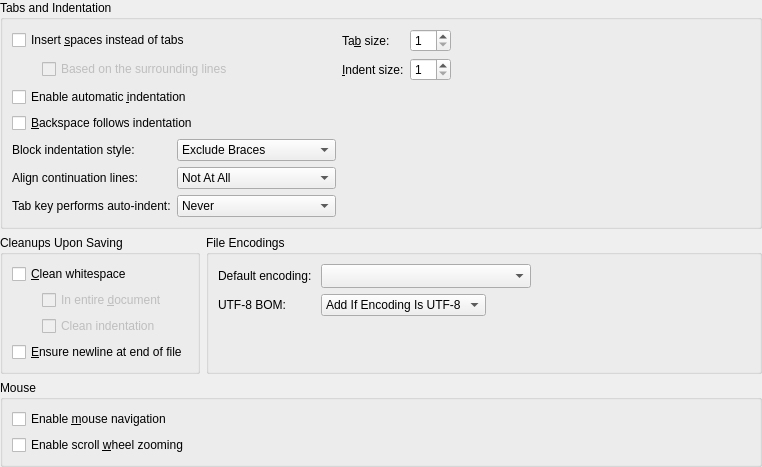
This is src/plugins/texteditor/behaviorsettingswidget.ui in qt-creator/qt-creator as Qt 5 draws it before an edit. The edited form follows.
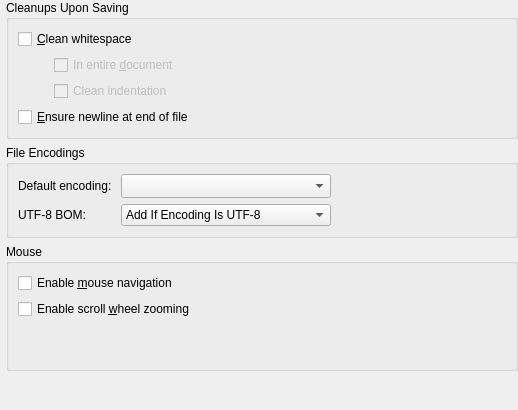
This is the edited form. Custom widgets are drawn as their Qt base class.

Commit message:
Make C++ code style configurable.
Done-with: Jarek Kobus
Task-number: QTCREATORBUG-2670
Task-number: QTCREATORBUG-4310
Task-number: QTCREATORBUG-2763
Task-number: QTCREATORBUG-3623
Task-number: QTCREATORBUG-567

Patch:
```diff
--- a/src/plugins/texteditor/behaviorsettingswidget.ui
+++ b/src/plugins/texteditor/behaviorsettingswidget.ui
@@ -6,309 +6,25 @@
    <rect>
     <x>0</x>
     <y>0</y>
-    <width>762</width>
-    <height>463</height>
+    <width>518</width>
+    <height>410</height>
    </rect>
   </property>
   <layout class="QGridLayout" name="gridLayout_3">
    <property name="margin">
     <number>0</number>
    </property>
-   <item row="0" column="0" colspan="2">
-    <widget class="QGroupBox" name="groupBoxTabAndIndentSettings">
-     <property name="title">
-      <string>Tabs and Indentation</string>
-     </property>
-     <layout class="QGridLayout" name="gridLayout_2">
-      <item row="0" column="0">
-       <widget class="QCheckBox" name="insertSpaces">
-        <property name="text">
-         <string>Insert &amp;spaces instead of tabs</string>
-        </property>
-       </widget>
-      </item>
-      <item row="0" column="1">
-       <widget class="QLabel" name="labelTabSize">
+   <item row="0" column="0" rowspan="3">
+    <widget class="TextEditor::TabPreferencesWidget" name="tabPreferencesWidget" native="true">
         <property name="sizePolicy">
-         <sizepolicy hsizetype="Maximum" vsizetype="Preferred">
+      <sizepolicy hsizetype="Fixed" vsizetype="Preferred">
           <horstretch>0</horstretch>
           <verstretch>0</verstretch>
          </sizepolicy>
         </property>
-        <property name="text">
-         <string>Ta&amp;b size:</string>
-        </property>
-        <property name="buddy">
-         <cstring>tabSize</cstring>
-        </property>
-       </widget>
-      </item>
-      <item row="0" column="2">
-       <widget class="QSpinBox" name="tabSize">
-        <property name="sizePolicy">
-         <sizepolicy hsizetype="Maximum" vsizetype="Fixed">
-          <horstretch>0</horstretch>
-          <verstretch>0</verstretch>
-         </sizepolicy>
-        </property>
-        <property name="minimum">
-         <number>1</number>
-        </property>
-        <property name="maximum">
-         <number>20</number>
-        </property>
-       </widget>
-      </item>
-      <item row="0" column="3">
-       <spacer name="horizontalSpacer_3">
-        <property name="orientation">
-         <enum>Qt::Horizontal</enum>
-        </property>
-        <property name="sizeHint" stdset="0">
-         <size>
-          <width>0</width>
-          <height>22</height>
-         </size>
-        </property>
-       </spacer>
-      </item>
-      <item row="1" column="0">
-       <layout class="QHBoxLayout" name="horizontalLayout_3">
-        <item>
-         <spacer name="horizontalSpacer_5">
-          <property name="orientation">
-           <enum>Qt::Horizontal</enum>
-          </property>
-          <property name="sizeType">
-           <enum>QSizePolicy::Fixed</enum>
-          </property>
-          <property name="sizeHint" stdset="0">
-           <size>
-            <width>30</width>
-            <height>20</height>
-           </size>
-          </property>
-         </spacer>
-        </item>
-        <item>
-         <widget class="QCheckBox" name="autoInsertSpaces">
-          <property name="enabled">
-           <bool>false</bool>
-          </property>
-          <property name="toolTip">
-           <string>Automatically determine based on the nearest indented line (previous line preferred over next line)</string>
-          </property>
-          <property name="text">
-           <string>Based on the surrounding lines</string>
-          </property>
-         </widget>
-        </item>
-       </layout>
-      </item>
-      <item row="1" column="1">
-       <widget class="QLabel" name="labelIndentSize">
-        <property name="sizePolicy">
-         <sizepolicy hsizetype="Maximum" vsizetype="Preferred">
-          <horstretch>0</horstretch>
-          <verstretch>0</verstretch>
-         </sizepolicy>
-        </property>
-        <property name="text">
-         <string>&amp;Indent size:</string>
-        </property>
-        <property name="buddy">
-         <cstring>indentSize</cstring>
-        </property>
-       </widget>
-      </item>
-      <item row="1" column="2">
-       <widget class="QSpinBox" name="indentSize">
-        <property name="sizePolicy">
-         <sizepolicy hsizetype="Maximum" vsizetype="Fixed">
-          <horstretch>0</horstretch>
-          <verstretch>0</verstretch>
-         </sizepolicy>
-        </property>
-        <property name="minimum">
-         <number>1</number>
-        </property>
-        <property name="maximum">
-         <number>20</number>
-        </property>
-       </widget>
-      </item>
-      <item row="2" column="0">
-       <widget class="QCheckBox" name="autoIndent">
-        <property name="text">
-         <string>Enable automatic &amp;indentation</string>
-        </property>
-       </widget>
-      </item>
-      <item row="3" column="0">
-       <widget class="QCheckBox" name="smartBackspace">
-        <property name="toolTip">
-         <string>Backspace will go back one indentation level instead of one space.</string>
-        </property>
-        <property name="text">
-         <string>&amp;Backspace follows indentation</string>
-        </property>
-       </widget>
-      </item>
-      <item row="4" column="0">
-       <layout class="QGridLayout" name="gridLayout">
-        <item row="0" column="0">
-         <widget class="QLabel" name="indentBlocksLabel">
-          <property name="text">
-           <string>Block indentation style:</string>
-          </property>
-         </widget>
-        </item>
+    </widget>
+   </item>
         <item row="0" column="1">
-         <widget class="QComboBox" name="indentBlocksBehavior">
-          <property name="toolTip">
-           <string>&lt;html&gt;&lt;head/&gt;&lt;body&gt;
-Controls the indentation style of curly brace blocks.
-
-&lt;ul&gt;
-&lt;li&gt;Exclude Braces: The braces are not indented.
-&lt;pre&gt;
-void foo()
-{
-    if (a)
-    {
-        bar();
-    }
-}
-&lt;/pre&gt;
-&lt;/li&gt;
-
-&lt;li&gt;Include Braces: The braces are indented. The contents of the block are on the same level as the braces.
-&lt;pre&gt;
-void foo()
-    {
-    if (a)
-        {
-        bar();
-        }
-    }
-&lt;/pre&gt;
-&lt;/li&gt;
-
-&lt;li&gt;GNU Style: Indent the braces for blocks in statements. The contents are indented twice.
-&lt;pre&gt;
-void foo()
-{
-  if (a)
-    {
-      bar();
-    }
-}
-&lt;/pre&gt;
-&lt;/li&gt;
-&lt;/ul&gt;&lt;/body&gt;&lt;/html&gt;</string>
-          </property>
-          <item>
-           <property name="text">
-            <string>Exclude Braces</string>
-           </property>
-          </item>
-          <item>
-           <property name="text">
-            <string>Include Braces</string>
-           </property>
-          </item>
-          <item>
-           <property name="text">
-            <string>GNU Style</string>
-           </property>
-          </item>
-         </widget>
-        </item>
-        <item row="2" column="0">
-         <widget class="QLabel" name="tabKeyIndentLabel">
-          <property name="text">
-           <string>Tab key performs auto-indent:</string>
-          </property>
-         </widget>
-        </item>
-        <item row="2" column="1">
-         <widget class="QComboBox" name="tabKeyBehavior">
-          <item>
-           <property name="text">
-            <string>Never</string>
-           </property>
-          </item>
-          <item>
-           <property name="text">
-            <string>Always</string>
-           </property>
-          </item>
-          <item>
-           <property name="text">
-            <string>In Leading White Space</string>
-           </property>
-          </item>
-         </widget>
-        </item>
-        <item row="1" column="0">
-         <widget class="QLabel" name="continuationAlignLabel">
-          <property name="text">
-           <string>Align continuation lines:</string>
-          </property>
-         </widget>
-        </item>
-        <item row="1" column="1">
-         <widget class="QComboBox" name="continuationAlignBehavior">
-          <property name="toolTip">
-           <string>&lt;html&gt;&lt;head/&gt;&lt;body&gt;
-Influences the indentation of continuation lines.
-
-&lt;ul&gt;
-&lt;li&gt;Not At All: Do not align at all. Lines will only be indented to the current logical indentation depth.
-&lt;pre&gt;
-(tab)int i = foo(a, b
-(tab)c, d);
-&lt;/pre&gt;
-&lt;/li&gt;
-
-&lt;li&gt;With Spaces: Always use spaces for alignment, regardless of the other indentation settings.
-&lt;pre&gt;
-(tab)int i = foo(a, b
-(tab)            c, d);
-&lt;/pre&gt;
-&lt;/li&gt;
-
-&lt;li&gt;With Regular Indent: Use tabs and/or spaces for alignment, as configured above.
-&lt;pre&gt;
-(tab)int i = foo(a, b
-(tab)(tab)(tab)  c, d);
-&lt;/pre&gt;
-&lt;/li&gt;
-&lt;/ul&gt;&lt;/body&gt;&lt;/html&gt;</string>
-          </property>
-          <item>
-           <property name="text">
-            <string>Not At All</string>
-           </property>
-          </item>
-          <item>
-           <property name="text">
-            <string>With Spaces</string>
-           </property>
-          </item>
-          <item>
-           <property name="text">
-            <string>With Regular Indent</string>
-           </property>
-          </item>
-         </widget>
-        </item>
-       </layout>
-      </item>
-     </layout>
-    </widget>
-   </item>
-   <item row="1" column="0">
     <widget class="QGroupBox" name="groupBoxStorageSettings">
      <property name="toolTip">
       <string>Cleanup actions which are automatically performed right before the file is saved to disk.</string>
@@ -316,8 +32,8 @@
      <property name="title">
       <string>Cleanups Upon Saving</string>
      </property>
-     <layout class="QVBoxLayout" name="verticalLayout_3">
-      <item>
+     <layout class="QGridLayout" name="gridLayout_2">
+      <item row="0" column="0" colspan="2">
        <widget class="QCheckBox" name="cleanWhitespace">
         <property name="toolTip">
          <string>Removes trailing whitespace upon saving.</string>
@@ -327,9 +43,7 @@
         </property>
        </widget>
       </item>
-      <item>
-       <layout class="QHBoxLayout" name="horizontalLayout_2">
-        <item>
+      <item row="1" column="0">
          <spacer name="horizontalSpacer_2">
           <property name="orientation">
            <enum>Qt::Horizontal</enum>
@@ -345,11 +59,17 @@
           </property>
          </spacer>
         </item>
-        <item>
+      <item row="1" column="1">
          <widget class="QCheckBox" name="inEntireDocument">
           <property name="enabled">
            <bool>false</bool>
           </property>
+        <property name="sizePolicy">
+         <sizepolicy hsizetype="Expanding" vsizetype="Fixed">
+          <horstretch>0</horstretch>
+          <verstretch>0</verstretch>
+         </sizepolicy>
+        </property>
           <property name="toolTip">
            <string>Clean whitespace in entire document instead of only for changed parts.</string>
           </property>
@@ -358,27 +78,7 @@
           </property>
          </widget>
         </item>
-       </layout>
-      </item>
-      <item>
-       <layout class="QHBoxLayout" name="cleanIndentationLayout">
-        <item>
-         <spacer name="cleanIndentationSpacer">
-          <property name="orientation">
-           <enum>Qt::Horizontal</enum>
-          </property>
-          <property name="sizeType">
-           <enum>QSizePolicy::Fixed</enum>
-          </property>
-          <property name="sizeHint" stdset="0">
-           <size>
-            <width>30</width>
-            <height>20</height>
-           </size>
-          </property>
-         </spacer>
-        </item>
-        <item>
+      <item row="2" column="1">
          <widget class="QCheckBox" name="cleanIndentation">
           <property name="enabled">
            <bool>false</bool>
@@ -391,9 +91,7 @@
           </property>
          </widget>
         </item>
-       </layout>
-      </item>
-      <item>
+      <item row="3" column="0" colspan="2">
        <widget class="QCheckBox" name="addFinalNewLine">
         <property name="text">
          <string>&amp;Ensure newline at end of file</string>
@@ -408,7 +106,7 @@
      <property name="title">
       <string>File Encodings</string>
      </property>
-     <layout class="QGridLayout" name="gridLayout_4">
+     <layout class="QGridLayout" name="gridLayout">
       <item row="0" column="0">
        <widget class="QLabel" name="encodingLabel">
         <property name="text">
@@ -417,8 +115,6 @@
        </widget>
       </item>
       <item row="0" column="1">
-       <layout class="QHBoxLayout" name="horizontalLayout_6">
-        <item>
          <widget class="QComboBox" name="encodingBox">
           <property name="sizePolicy">
            <sizepolicy hsizetype="Preferred" vsizetype="Fixed">
@@ -434,7 +130,7 @@
           </property>
          </widget>
         </item>
-        <item>
+      <item row="0" column="2">
          <spacer name="horizontalSpacer_6">
           <property name="orientation">
            <enum>Qt::Horizontal</enum>
@@ -447,8 +143,6 @@
           </property>
          </spacer>
         </item>
-       </layout>
-      </item>
       <item row="1" column="0">
        <widget class="QLabel" name="utf8BomLabel">
         <property name="text">
@@ -457,8 +151,6 @@
        </widget>
       </item>
       <item row="1" column="1">
-       <layout class="QHBoxLayout" name="horizontalLayout_4">
-        <item>
          <widget class="QComboBox" name="utf8BomBox">
           <property name="toolTip">
            <string>&lt;html&gt;&lt;head/&gt;&lt;body&gt;
@@ -486,38 +178,10 @@
           </item>
          </widget>
         </item>
-        <item>
-         <spacer name="horizontalSpacer_4">
-          <property name="orientation">
-           <enum>Qt::Horizontal</enum>
-          </property>
-          <property name="sizeHint" stdset="0">
-           <size>
-            <width>40</width>
-            <height>20</height>
-           </size>
-          </property>
-         </spacer>
-        </item>
-       </layout>
-      </item>
-      <item row="2" column="0" colspan="2">
-       <spacer name="verticalSpacer_2">
-        <property name="orientation">
-         <enum>Qt::Vertical</enum>
-        </property>
-        <property name="sizeHint" stdset="0">
-         <size>
-          <width>20</width>
-          <height>40</height>
-         </size>
-        </property>
-       </spacer>
-      </item>
      </layout>
     </widget>
    </item>
-   <item row="2" column="0" colspan="2">
+   <item row="2" column="1">
     <widget class="QGroupBox" name="groupBoxMouse">
      <property name="title">
       <string>Mouse</string>
@@ -537,11 +201,45 @@
         </property>
        </widget>
       </item>
+      <item>
+       <spacer name="verticalSpacer_2">
+        <property name="orientation">
+         <enum>Qt::Vertical</enum>
+        </property>
+        <property name="sizeHint" stdset="0">
+         <size>
+          <width>20</width>
+          <height>40</height>
+         </size>
+        </property>
+       </spacer>
+      </item>
      </layout>
     </widget>
    </item>
+   <item row="3" column="1">
+    <spacer name="verticalSpacer">
+     <property name="orientation">
+      <enum>Qt::Vertical</enum>
+     </property>
+     <property name="sizeHint" stdset="0">
+      <size>
+       <width>20</width>
+       <height>3</height>
+      </size>
+     </property>
+    </spacer>
+   </item>
   </layout>
  </widget>
+ <customwidgets>
+  <customwidget>
+   <class>TextEditor::TabPreferencesWidget</class>
+   <extends>QWidget</extends>
+   <header location="global">texteditor/tabpreferenceswidget.h</header>
+   <container>1</container>
+  </customwidget>
+ </customwidgets>
  <tabstops>
   <tabstop>insertSpaces</tabstop>
   <tabstop>tabSize</tabstop>
```
Left out of the diff: 21 changed lines with no effect on the pictures. Lines whose indentation alone changed are shown as unchanged. The commit also changes 86 other files.
